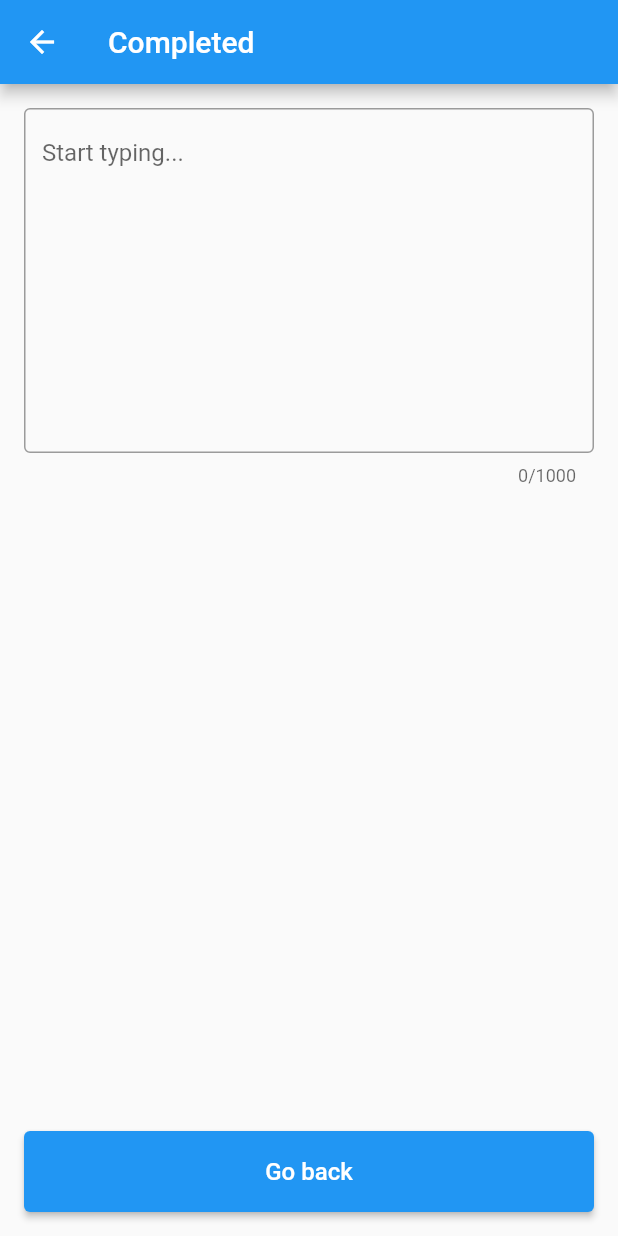
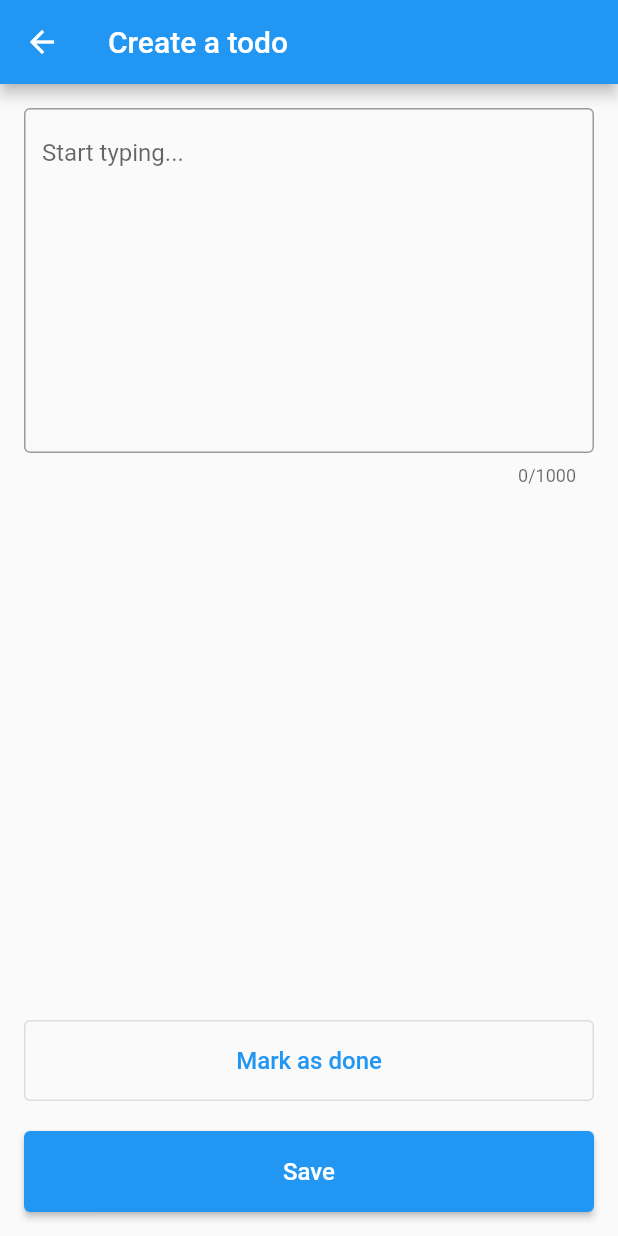
Before and after one commit to a6hii/todos_bloc, a Flutter app: the CreateUpdateTodoView screen opened by its route, on a phone screen of 412 x 824 dp. Run offline on Flutter 3.47's test engine with Material 2 defaults, Android fonts, the phone set to English and light mode, and no system bars; our stand-ins replace cloud_firestore, dartx, equatable, firebase_auth, firebase_core, firebase_storage and 4 more; accounts and stored records are empty.

Commit message:
Minor changes

```diff
--- a/lib/views/forgot_password_view.dart
+++ b/lib/views/forgot_password_view.dart
@@ -60,6 +60,7 @@ class _ForgotPasswordViewState extends State<ForgotPasswordView> {
                   child: Text(
                     'If you forgot your password, simply enter your email and we will send you a password reset link.',
                     style: TextStyle(fontSize: 16, fontWeight: FontWeight.w500),
+                    textAlign: TextAlign.center,
                   ),
                 ),
                 TextField(
--- a/lib/views/todos/create_update_todo_view.dart
+++ b/lib/views/todos/create_update_todo_view.dart
@@ -15,6 +15,7 @@ class _CreateUpdateTodoViewState extends State<CreateUpdateTodoView> {
   Todo? _todo;
   late final FirebaseCloudStorage _todosService;
   late final TextEditingController _textController;
+  bool _isTodo = true;
 
   @override
   void initState() {
@@ -46,16 +47,32 @@ class _CreateUpdateTodoViewState extends State<CreateUpdateTodoView> {
     if (widgetNote != null) {
       _todo = widgetNote;
       _textController.text = widgetNote.todoText;
+
+      if (_todo?.status == TodoStatus.done.name.toString()) {
+        setState(() {
+          _isTodo = false;
+        });
+      }
       return widgetNote;
     }
 
     final existingNote = _todo;
     if (existingNote != null) {
+      if (_todo?.status == TodoStatus.done.name.toString()) {
+        setState(() {
+          _isTodo = false;
+        });
+      }
       return existingNote;
     }
     final currentUser = AuthService.firebase().currentUser!;
     final userId = currentUser.id;
     final newNote = await _todosService.createNewTodo(ownerUserId: userId);
+    if (_todo?.status == TodoStatus.done.name.toString()) {
+      setState(() {
+        _isTodo = false;
+      });
+    }
     _todo = newNote;
     return newNote;
   }
@@ -95,13 +112,6 @@ class _CreateUpdateTodoViewState extends State<CreateUpdateTodoView> {
       },
       child: Scaffold(
         resizeToAvoidBottomInset: true,
-        appBar: AppBar(
-          title: Text(
-            _todo?.status == TodoStatus.todo.name.toString()
-                ? 'Create a todo'
-                : 'Completed',
-          ),
-        ),
         body: Column(
           children: [
             FutureBuilder(
@@ -110,19 +120,29 @@ class _CreateUpdateTodoViewState extends State<CreateUpdateTodoView> {
                 switch (snapshot.connectionState) {
                   case ConnectionState.done:
                     _setupTextControllerListener();
-                    return Padding(
+
+                    return Column(
+                      children: [
+                        AppBar(
+                          title: Text(
+                            _isTodo ? 'Create a todo' : 'Completed',
+                          ),
+                        ),
+                        Padding(
                           padding: const EdgeInsets.all(16.0),
                           child: TextField(
                             controller: _textController,
                             keyboardType: TextInputType.multiline,
                             maxLines: 10,
                             maxLength: 1000,
-                        enabled:
-                            _todo?.status == TodoStatus.todo.name.toString(),
+                            enabled: _todo?.status ==
+                                TodoStatus.todo.name.toString(),
                             decoration: const InputDecoration(
                                 hintText: 'Start typing...',
                                 border: OutlineInputBorder()),
                           ),
+                        ),
+                      ],
                     );
                   default:
                     return const Expanded(
@@ -138,7 +158,7 @@ class _CreateUpdateTodoViewState extends State<CreateUpdateTodoView> {
                   child: Column(
                     mainAxisAlignment: MainAxisAlignment.end,
                     children: [
-                      if (_todo?.status == TodoStatus.todo.name.toString())
+                      if (_isTodo)
                         Padding(
                           padding: const EdgeInsets.only(bottom: 20),
                           child: OutlinedButton(
@@ -147,8 +167,7 @@ class _CreateUpdateTodoViewState extends State<CreateUpdateTodoView> {
                                       MediaQuery.sizeOf(context).width, 54))),
                               onPressed: () async {
                                 if (_todo != null) {
-                                  if (_todo?.status !=
-                                      TodoStatus.done.name.toString()) {
+                                  if (_isTodo) {
                                     await _todosService.updatetodo(
                                       documentId: _todo!.documentId,
                                       status: TodoStatus.done.name.toString(),
@@ -175,10 +194,8 @@ class _CreateUpdateTodoViewState extends State<CreateUpdateTodoView> {
                             if (context.mounted) Navigator.of(context).pop();
                           },
                           child: Text(
-                            _todo?.status == TodoStatus.todo.name.toString()
-                                ? 'Save'
-                                : 'Go back',
-                            style: TextStyle(fontSize: 16),
+                            _isTodo ? 'Save' : 'Go back',
+                            style: const TextStyle(fontSize: 16),
                           )),
                     ],
                   ),
```
Lines whose indentation alone changed are shown as unchanged.
